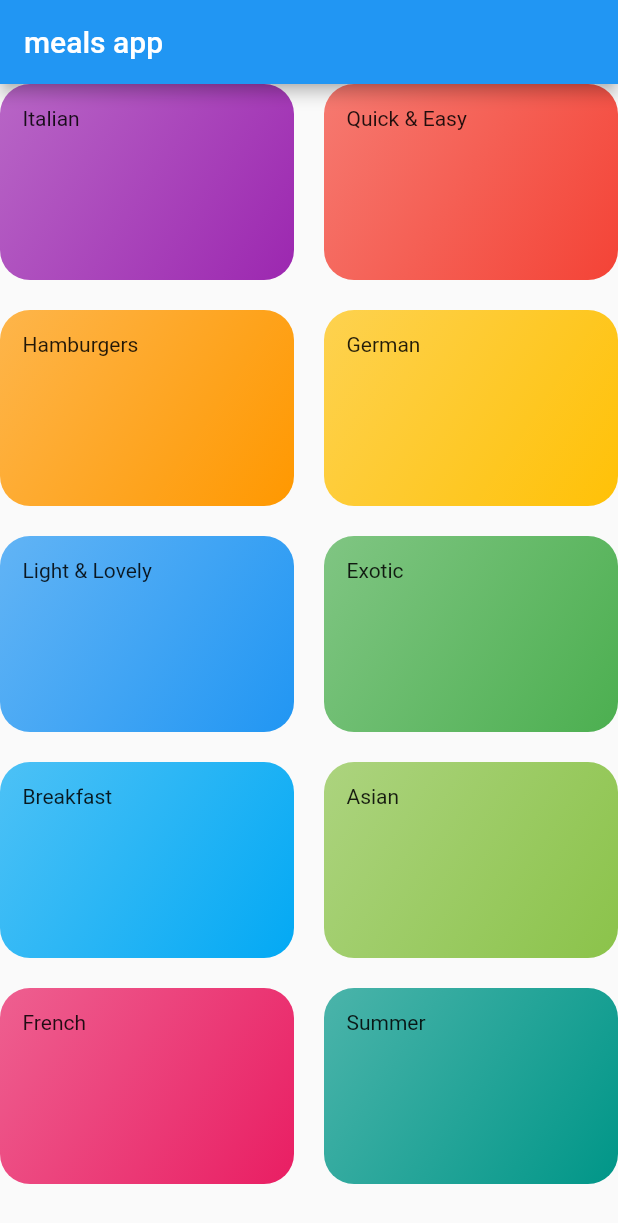
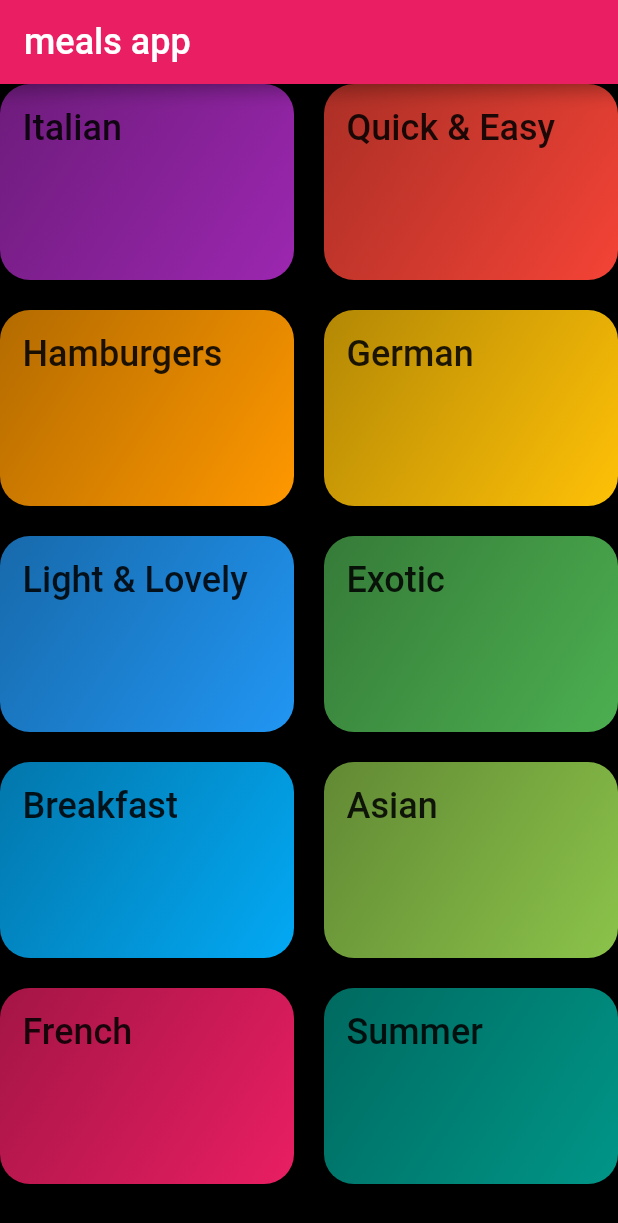
Before and after one commit to anovazzi1/meals_app, a Flutter app: the screen it shows after launch, on a phone screen of 412 x 824 dp. Shown: the top 1223 px of the screen. Run offline on Flutter 3.47's test engine with Material 2 defaults, Android fonts, the phone set to English and light mode, and no system bars.

Commit message:
theme configuration file

```diff
--- a/lib/category.dart
+++ b/lib/category.dart
@@ -9,7 +9,7 @@ class CategoryItem extends StatelessWidget {
   @override
   Widget build(BuildContext context) {
     return Container(
-      child: Text(this.title),
+      child: Text(this.title,style: Theme.of(context).textTheme.headline6,),
       padding: EdgeInsets.all(15),
       decoration: BoxDecoration(
         gradient: LinearGradient(
--- a/lib/main.dart
+++ b/lib/main.dart
@@ -1,5 +1,6 @@
 import 'package:flutter/material.dart';
 import 'package:meals_app/categories_screen.dart';
+import 'package:meals_app/themeConfig.dart';
 
 void main() => runApp(MyApp());
 
@@ -7,10 +8,8 @@ class MyApp extends StatelessWidget {
   @override
   Widget build(BuildContext context) {
     return MaterialApp(
-      title: 'DeliMeals',
-      theme: ThemeData(
-        primarySwatch: Colors.blue,
-      ),
+      title: 'DayliMeals',
+      theme: theme.copyWith(colorScheme: theme.colorScheme.copyWith(secondary: Colors.amber)),
       home: Scaffold(
         body: CategoriesScreen(),
         appBar: AppBar(title: const Text("meals app"),),
--- /dev/null
+++ b/lib/themeConfig.dart
@@ -0,0 +1,11 @@
+import 'package:flutter/material.dart';
+
+final ThemeData theme = ThemeData(
+  primarySwatch: Colors.pink,
+  canvasColor: Colors.black,
+  fontFamily: 'Raleway',
+  textTheme: ThemeData.light().textTheme.copyWith(
+        bodyText1: const TextStyle(color: Colors.black54),
+        bodyText2: const TextStyle(color: Colors.black45),
+        headline6: const TextStyle(fontSize: 24,fontFamily: 'Roboto')),
+);
```
Also changed, not shown: pubspec.yaml (+15 -11 lines), assets/fonts/Raleway-Black.ttf (added), assets/fonts/Raleway-Bold.ttf (added), assets/fonts/Raleway-Regular.ttf (added), assets/fonts/RobotoCondensed-Bold.ttf (added), assets/fonts/RobotoCondensed-Italic.ttf (added), assets/fonts/RobotoCondensed-Light.ttf (added), assets/fonts/RobotoCondensed-Regular.ttf (added).
